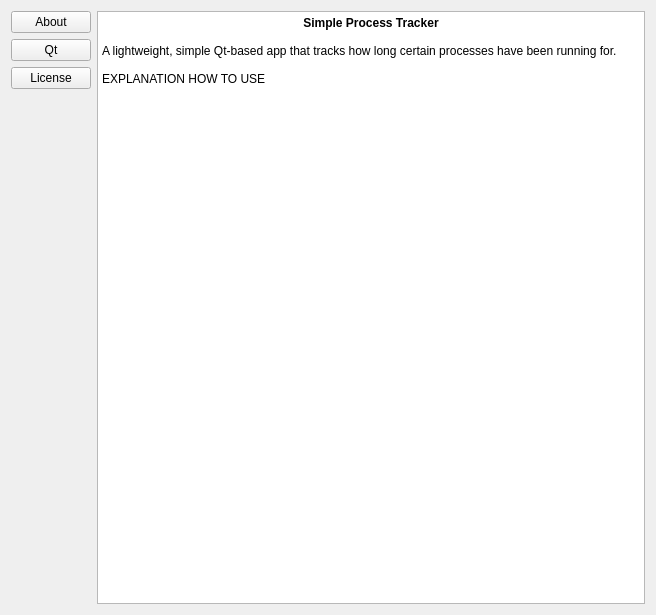
Above: ui/about/about.ui from kik4444/simple-process-tracker before the change. Below: the same form after it.
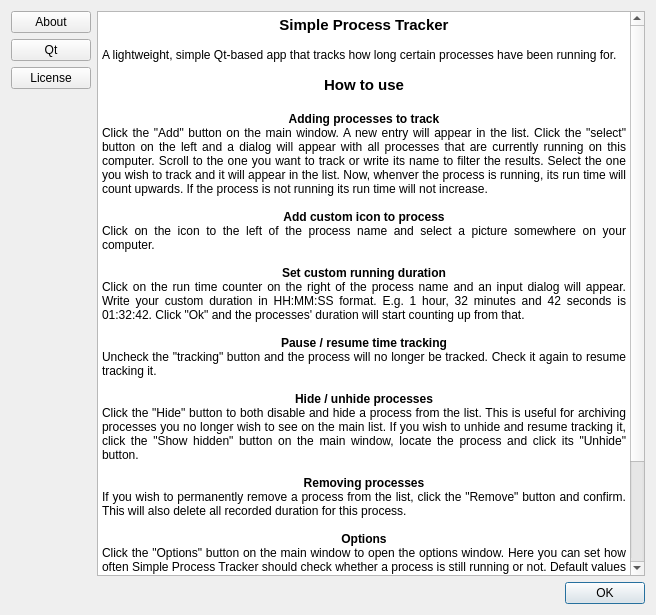
That is the form after the change. Icons and pictures are not drawn.

Commit message: Added additional button logos and wrote about section

```diff
--- a/ui/about/about.ui
+++ b/ui/about/about.ui
@@ -16,10 +16,12 @@
   <property name="windowTitle">
    <string>Form</string>
   </property>
-  <layout class="QHBoxLayout" name="horizontalLayout">
-   <item>
     <layout class="QVBoxLayout" name="verticalLayout_2">
      <item>
+    <layout class="QHBoxLayout" name="horizontalLayout">
+     <item>
+      <layout class="QVBoxLayout" name="verticalLayout">
+       <item>
       <widget class="QPushButton" name="licenseButton">
        <property name="cursor">
         <cursorShape>PointingHandCursor</cursorShape>
@@ -69,8 +71,6 @@
     </layout>
    </item>
    <item>
-    <layout class="QVBoxLayout" name="verticalLayout">
-     <item>
       <widget class="QTextEdit" name="textEdit">
        <property name="readOnly">
         <bool>true</bool>
@@ -80,11 +80,68 @@
 &lt;html&gt;&lt;head&gt;&lt;meta name=&quot;qrichtext&quot; content=&quot;1&quot; /&gt;&lt;style type=&quot;text/css&quot;&gt;
 p, li { white-space: pre-wrap; }
 &lt;/style&gt;&lt;/head&gt;&lt;body style=&quot; font-family:'Noto Sans'; font-size:9pt; font-weight:400; font-style:normal;&quot;&gt;
-&lt;p align=&quot;center&quot; style=&quot; margin-top:0px; margin-bottom:0px; margin-left:0px; margin-right:0px; -qt-block-indent:0; text-indent:0px;&quot;&gt;&lt;span style=&quot; font-weight:600;&quot;&gt;Simple Process Tracker&lt;/span&gt;&lt;/p&gt;
+&lt;p align=&quot;center&quot; style=&quot; margin-top:0px; margin-bottom:0px; margin-left:0px; margin-right:0px; -qt-block-indent:0; text-indent:0px;&quot;&gt;&lt;span style=&quot; font-size:11pt; font-weight:600;&quot;&gt;Simple Process Tracker&lt;/span&gt;&lt;/p&gt;
 &lt;p align=&quot;center&quot; style=&quot;-qt-paragraph-type:empty; margin-top:0px; margin-bottom:0px; margin-left:0px; margin-right:0px; -qt-block-indent:0; text-indent:0px; font-weight:600;&quot;&gt;&lt;br /&gt;&lt;/p&gt;
 &lt;p align=&quot;justify&quot; style=&quot; margin-top:0px; margin-bottom:0px; margin-left:0px; margin-right:0px; -qt-block-indent:0; text-indent:0px;&quot;&gt;A lightweight, simple Qt-based app that tracks how long certain processes have been running for.&lt;/p&gt;
 &lt;p align=&quot;justify&quot; style=&quot;-qt-paragraph-type:empty; margin-top:0px; margin-bottom:0px; margin-left:0px; margin-right:0px; -qt-block-indent:0; text-indent:0px;&quot;&gt;&lt;br /&gt;&lt;/p&gt;
-&lt;p align=&quot;justify&quot; style=&quot; margin-top:0px; margin-bottom:0px; margin-left:0px; margin-right:0px; -qt-block-indent:0; text-indent:0px;&quot;&gt;EXPLANATION HOW TO USE&lt;/p&gt;&lt;/body&gt;&lt;/html&gt;</string>
+&lt;p align=&quot;center&quot; style=&quot; margin-top:0px; margin-bottom:0px; margin-left:0px; margin-right:0px; -qt-block-indent:0; text-indent:0px;&quot;&gt;&lt;span style=&quot; font-size:11pt; font-weight:600;&quot;&gt;How to use&lt;/span&gt;&lt;/p&gt;
+&lt;p align=&quot;center&quot; style=&quot;-qt-paragraph-type:empty; margin-top:0px; margin-bottom:0px; margin-left:0px; margin-right:0px; -qt-block-indent:0; text-indent:0px; font-size:11pt; font-weight:600;&quot;&gt;&lt;br /&gt;&lt;/p&gt;
+&lt;p align=&quot;center&quot; style=&quot; margin-top:0px; margin-bottom:0px; margin-left:0px; margin-right:0px; -qt-block-indent:0; text-indent:0px;&quot;&gt;&lt;span style=&quot; font-weight:600;&quot;&gt;Adding processes to track&lt;/span&gt;&lt;/p&gt;
+&lt;p align=&quot;justify&quot; style=&quot; margin-top:0px; margin-bottom:0px; margin-left:0px; margin-right:0px; -qt-block-indent:0; text-indent:0px;&quot;&gt;Click the &amp;quot;Add&amp;quot; button on the main window. A new entry will appear in the list. Click the &amp;quot;select&amp;quot; button on the left and a dialog will appear with all processes that are currently running on this computer. Scroll to the one you want to track or write its name to filter the results. Select the one you wish to track and it will appear in the list. Now, whenver the process is running, its run time will count upwards. If the process is not running its run time will not increase.&lt;/p&gt;
+&lt;p align=&quot;justify&quot; style=&quot;-qt-paragraph-type:empty; margin-top:0px; margin-bottom:0px; margin-left:0px; margin-right:0px; -qt-block-indent:0; text-indent:0px;&quot;&gt;&lt;br /&gt;&lt;/p&gt;
+&lt;p align=&quot;center&quot; style=&quot; margin-top:0px; margin-bottom:0px; margin-left:0px; margin-right:0px; -qt-block-indent:0; text-indent:0px;&quot;&gt;&lt;span style=&quot; font-weight:600;&quot;&gt;Add custom icon to process&lt;/span&gt;&lt;/p&gt;
+&lt;p align=&quot;justify&quot; style=&quot; margin-top:0px; margin-bottom:0px; margin-left:0px; margin-right:0px; -qt-block-indent:0; text-indent:0px;&quot;&gt;Click on the icon to the left of the process name and select a picture somewhere on your computer.&lt;/p&gt;
+&lt;p align=&quot;justify&quot; style=&quot;-qt-paragraph-type:empty; margin-top:0px; margin-bottom:0px; margin-left:0px; margin-right:0px; -qt-block-indent:0; text-indent:0px;&quot;&gt;&lt;br /&gt;&lt;/p&gt;
+&lt;p align=&quot;center&quot; style=&quot; margin-top:0px; margin-bottom:0px; margin-left:0px; margin-right:0px; -qt-block-indent:0; text-indent:0px;&quot;&gt;&lt;span style=&quot; font-weight:600;&quot;&gt;Set custom running duration&lt;/span&gt;&lt;/p&gt;
+&lt;p align=&quot;justify&quot; style=&quot; margin-top:0px; margin-bottom:0px; margin-left:0px; margin-right:0px; -qt-block-indent:0; text-indent:0px;&quot;&gt;Click on the run time counter on the right of the process name and an input dialog will appear. Write your custom duration in HH:MM:SS format. E.g. 1 hour, 32 minutes and 42 seconds is 01:32:42. Click &amp;quot;Ok&amp;quot; and the processes' duration will start counting up from that.&lt;/p&gt;
+&lt;p align=&quot;justify&quot; style=&quot;-qt-paragraph-type:empty; margin-top:0px; margin-bottom:0px; margin-left:0px; margin-right:0px; -qt-block-indent:0; text-indent:0px;&quot;&gt;&lt;br /&gt;&lt;/p&gt;
+&lt;p align=&quot;center&quot; style=&quot; margin-top:0px; margin-bottom:0px; margin-left:0px; margin-right:0px; -qt-block-indent:0; text-indent:0px;&quot;&gt;&lt;span style=&quot; font-weight:600;&quot;&gt;Pause / resume time tracking&lt;/span&gt;&lt;/p&gt;
+&lt;p align=&quot;justify&quot; style=&quot; margin-top:0px; margin-bottom:0px; margin-left:0px; margin-right:0px; -qt-block-indent:0; text-indent:0px;&quot;&gt;Uncheck the &amp;quot;tracking&amp;quot; button and the process will no longer be tracked. Check it again to resume tracking it.&lt;/p&gt;
+&lt;p align=&quot;justify&quot; style=&quot;-qt-paragraph-type:empty; margin-top:0px; margin-bottom:0px; margin-left:0px; margin-right:0px; -qt-block-indent:0; text-indent:0px;&quot;&gt;&lt;br /&gt;&lt;/p&gt;
+&lt;p align=&quot;center&quot; style=&quot; margin-top:0px; margin-bottom:0px; margin-left:0px; margin-right:0px; -qt-block-indent:0; text-indent:0px;&quot;&gt;&lt;span style=&quot; font-weight:600;&quot;&gt;Hide / unhide processes&lt;/span&gt;&lt;/p&gt;
+&lt;p align=&quot;justify&quot; style=&quot; margin-top:0px; margin-bottom:0px; margin-left:0px; margin-right:0px; -qt-block-indent:0; text-indent:0px;&quot;&gt;Click the &amp;quot;Hide&amp;quot; button to both disable and hide a process from the list. This is useful for archiving processes you no longer wish to see on the main list. If you wish to unhide and resume tracking it, click the &amp;quot;Show hidden&amp;quot; button on the main window, locate the process and click its &amp;quot;Unhide&amp;quot; button.&lt;/p&gt;
+&lt;p align=&quot;justify&quot; style=&quot;-qt-paragraph-type:empty; margin-top:0px; margin-bottom:0px; margin-left:0px; margin-right:0px; -qt-block-indent:0; text-indent:0px;&quot;&gt;&lt;br /&gt;&lt;/p&gt;
+&lt;p align=&quot;center&quot; style=&quot; margin-top:0px; margin-bottom:0px; margin-left:0px; margin-right:0px; -qt-block-indent:0; text-indent:0px;&quot;&gt;&lt;span style=&quot; font-weight:600;&quot;&gt;Removing processes&lt;/span&gt;&lt;/p&gt;
+&lt;p align=&quot;justify&quot; style=&quot; margin-top:0px; margin-bottom:0px; margin-left:0px; margin-right:0px; -qt-block-indent:0; text-indent:0px;&quot;&gt;If you wish to permanently remove a process from the list, click the &amp;quot;Remove&amp;quot; button and confirm. This will also delete all recorded duration for this process.&lt;/p&gt;
+&lt;p align=&quot;justify&quot; style=&quot;-qt-paragraph-type:empty; margin-top:0px; margin-bottom:0px; margin-left:0px; margin-right:0px; -qt-block-indent:0; text-indent:0px;&quot;&gt;&lt;br /&gt;&lt;/p&gt;
+&lt;p align=&quot;center&quot; style=&quot; margin-top:0px; margin-bottom:0px; margin-left:0px; margin-right:0px; -qt-block-indent:0; text-indent:0px;&quot;&gt;&lt;span style=&quot; font-weight:600;&quot;&gt;Options&lt;/span&gt;&lt;/p&gt;
+&lt;p align=&quot;justify&quot; style=&quot; margin-top:0px; margin-bottom:0px; margin-left:0px; margin-right:0px; -qt-block-indent:0; text-indent:0px;&quot;&gt;Click the &amp;quot;Options&amp;quot; button on the main window to open the options window. Here you can set how often Simple Process Tracker should check whether a process is still running or not. Default values for running and stopped processes is 5 and 10 seconds respectively. This means that when a process starts, &lt;span style=&quot; font-weight:600;&quot;&gt;at most&lt;/span&gt; 10 seconds will pass before Simple Process Tracker starts tracking it. On the other hand, when a process closes, &lt;span style=&quot; font-weight:600;&quot;&gt;at most&lt;/span&gt; 5 seconds will pass before it stops being tracked. Lower values = more accuracy + more CPU usage. Higher values = lower accuracy + lower CPU usage.&lt;/p&gt;
+&lt;p align=&quot;justify&quot; style=&quot;-qt-paragraph-type:empty; margin-top:0px; margin-bottom:0px; margin-left:0px; margin-right:0px; -qt-block-indent:0; text-indent:0px;&quot;&gt;&lt;br /&gt;&lt;/p&gt;
+&lt;p align=&quot;center&quot; style=&quot; margin-top:0px; margin-bottom:0px; margin-left:0px; margin-right:0px; -qt-block-indent:0; text-indent:0px;&quot;&gt;&lt;span style=&quot; font-weight:600;&quot;&gt;Manually check processes&lt;/span&gt;&lt;/p&gt;
+&lt;p align=&quot;justify&quot; style=&quot; margin-top:0px; margin-bottom:0px; margin-left:0px; margin-right:0px; -qt-block-indent:0; text-indent:0px;&quot;&gt;Click the &amp;quot;Poll&amp;quot; button on the main window button to force check processes. This is useful if you've set process checking to be very infrequent in the options window.&lt;/p&gt;&lt;/body&gt;&lt;/html&gt;</string>
+       </property>
+      </widget>
+     </item>
+    </layout>
+   </item>
+   <item>
+    <layout class="QHBoxLayout" name="horizontalLayout_2">
+     <item>
+      <spacer name="horizontalSpacer">
+       <property name="orientation">
+        <enum>Qt::Horizontal</enum>
+       </property>
+       <property name="sizeHint" stdset="0">
+        <size>
+         <width>40</width>
+         <height>20</height>
+        </size>
+       </property>
+      </spacer>
+     </item>
+     <item>
+      <widget class="QDialogButtonBox" name="buttonBox">
+       <property name="sizePolicy">
+        <sizepolicy hsizetype="Minimum" vsizetype="Minimum">
+         <horstretch>0</horstretch>
+         <verstretch>0</verstretch>
+        </sizepolicy>
+       </property>
+       <property name="cursor">
+        <cursorShape>ArrowCursor</cursorShape>
+       </property>
+       <property name="standardButtons">
+        <set>QDialogButtonBox::Ok</set>
        </property>
       </widget>
      </item>
```
Left out of the diff: 8 changed lines with no effect on the pictures. Lines whose indentation alone changed are shown as unchanged. The commit also changes 5 other files.
